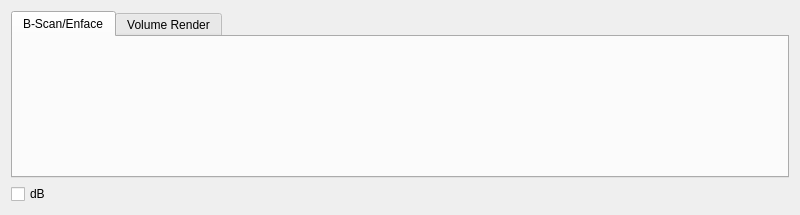
Before: the Qt Designer form src/main/resources/windows/ui/DisplayWidget.ui in sstucker/OCTview, drawn with Qt 5.
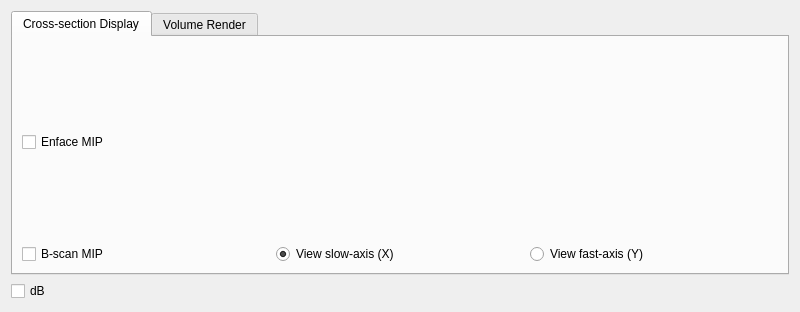
After: the same form once the commit is applied.

```diff
--- a/src/main/resources/windows/ui/DisplayWidget.ui
+++ b/src/main/resources/windows/ui/DisplayWidget.ui
@@ -7,7 +7,7 @@
     <x>0</x>
     <y>0</y>
     <width>800</width>
-    <height>215</height>
+    <height>312</height>
    </rect>
   </property>
   <property name="minimumSize">
@@ -37,15 +37,50 @@
      </property>
      <widget class="QWidget" name="tab2D">
       <attribute name="title">
-       <string>B-Scan/Enface</string>
+       <string>Cross-section Display</string>
       </attribute>
       <layout class="QVBoxLayout" name="verticalLayout">
        <item>
         <widget class="QWidget" name="EnfaceWidget" native="true"/>
        </item>
+       <item>
+        <widget class="QCheckBox" name="checkEnfaceMIP">
+         <property name="text">
+          <string>Enface MIP</string>
+         </property>
+        </widget>
+       </item>
        <item>
         <widget class="QWidget" name="BScanWidget" native="true"/>
        </item>
+       <item>
+        <layout class="QHBoxLayout" name="layoutBScan">
+         <item>
+          <widget class="QCheckBox" name="checkBScanMIP">
+           <property name="text">
+            <string>B-scan MIP</string>
+           </property>
+          </widget>
+         </item>
+         <item>
+          <widget class="QRadioButton" name="radioViewX">
+           <property name="text">
+            <string>View slow-axis (X)</string>
+           </property>
+           <property name="checked">
+            <bool>true</bool>
+           </property>
+          </widget>
+         </item>
+         <item>
+          <widget class="QRadioButton" name="radioViewY">
+           <property name="text">
+            <string>View fast-axis (Y)</string>
+           </property>
+          </widget>
+         </item>
+        </layout>
+       </item>
       </layout>
      </widget>
      <widget class="QWidget" name="tab3D">
```
